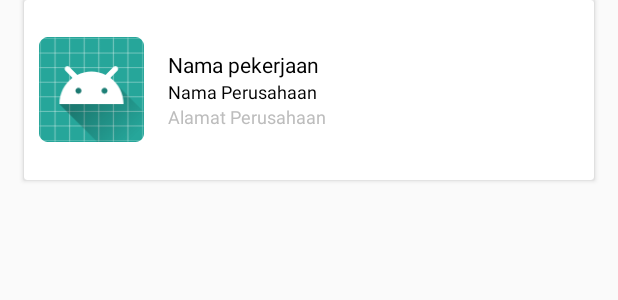
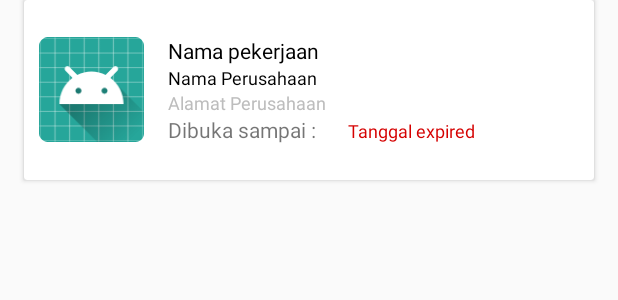
Before and after one commit to fakrypermana/just_for_learn, an Android app: the layout item_list_pekerjaan.xml on its own in the app's theme, with its tools: preview values and no code run, on a phone screen of 412 x 824 dp. Shown: the top 300 px of the screen. Run offline under Robolectric (Android 15) with nearby library versions, the phone set to English and light mode, and no system bars; network calls fail.

Commit message:
pekerjaan nyoba

```diff
--- a/app/src/main/res/layout/item_list_pekerjaan.xml
+++ b/app/src/main/res/layout/item_list_pekerjaan.xml
@@ -67,6 +67,33 @@
                 android:textColor="@color/Gray"
                 android:textSize="12sp" />
 
+            <LinearLayout
+                android:layout_width="match_parent"
+                android:layout_height="wrap_content"
+                android:orientation="horizontal">
+
+                <TextView
+                    android:layout_centerVertical="true"
+                    android:layout_marginLeft="16dp"
+                    android:layout_marginRight="5dp"
+                    android:layout_width="wrap_content"
+                    android:layout_height="wrap_content"
+                    android:text="Dibuka sampai :"/>
+
+                <TextView
+                    android:id="@+id/tv_date_exp_job"
+                    android:layout_width="wrap_content"
+                    android:layout_height="wrap_content"
+                    android:layout_centerVertical="true"
+                    android:layout_marginLeft="16dp"
+                    android:layout_marginRight="10dp"
+                    android:layout_toRightOf="@+id/daftar_icon"
+                    android:text="Tanggal expired"
+                    android:textAppearance="?attr/textAppearanceListItem"
+                    android:textColor="#d50000"
+                    android:textSize="12sp"/>
+
+            </LinearLayout>
 
         </LinearLayout>
 
```
Also changed, not shown: app/src/main/java/id/teknologi/teknologiid/adapter/PekerjaanAdapter.java (+10 -3 lines), app/src/main/java/id/teknologi/teknologiid/feature/pekerjaan/PekerjaanActivity.java (+44 -3 lines), app/src/main/java/id/teknologi/teknologiid/model/Company.java (added, +15 -0 lines), app/src/main/java/id/teknologi/teknologiid/model/Pekerjaan.java (+36 -1 lines).
